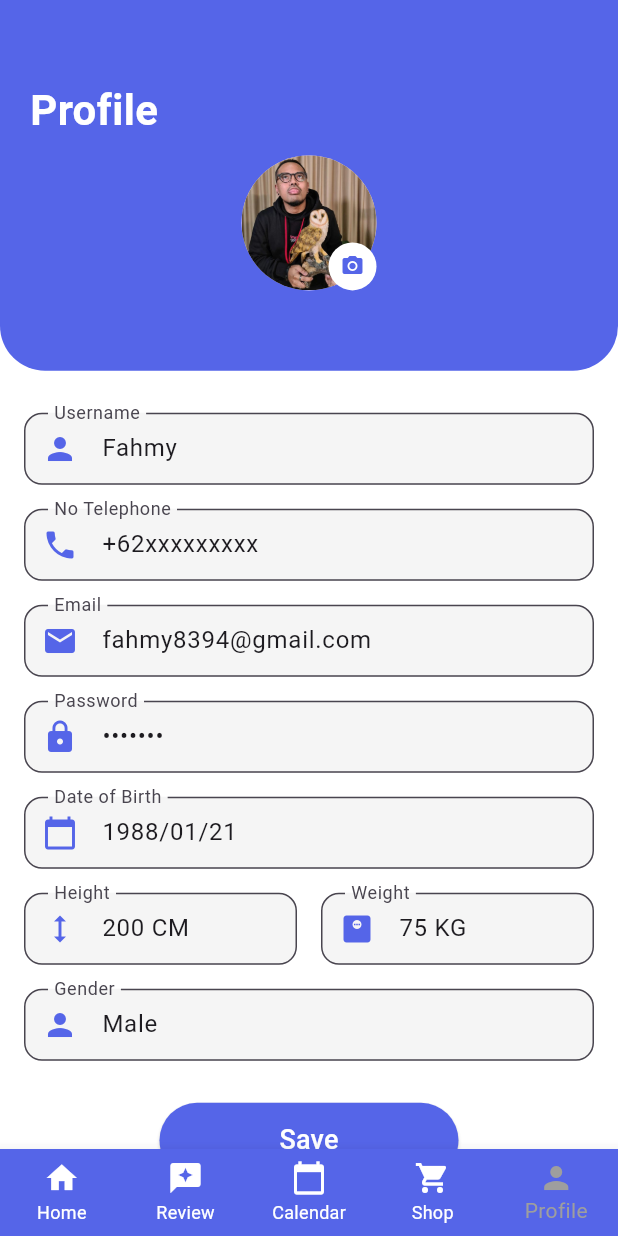
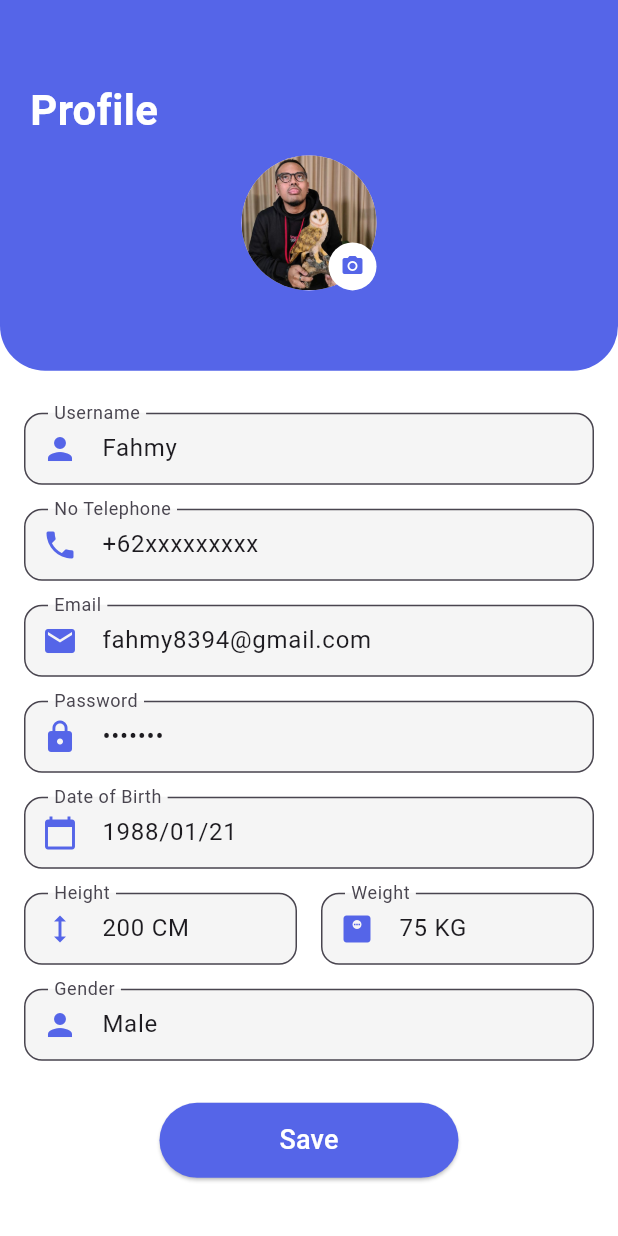
Before and after one commit to KevinArdiprana46/6_B_Gym, a Flutter app: the screen it shows after launch, item 5 of the bottom bar chosen, after a tap on "Edit Profile", on a phone screen of 412 x 824 dp. Run offline on Flutter 3.47's test engine with Material 3 defaults, Android fonts, the light colour scheme and no system bars; our stand-ins replace camera, image_picker, motion_tab_bar, shared_preferences.

Commit message:
Semua bagian profile

```diff
--- a/lib/view/Profile/editprofile.dart
+++ b/lib/view/Profile/editprofile.dart
@@ -228,36 +228,6 @@ class _EditProfileState extends State<EditProfile> {
           ),
         ],
       ),
-      bottomNavigationBar: BottomNavigationBar(
-        type: BottomNavigationBarType.fixed,
-        currentIndex: _selectedIndex,
-        selectedItemColor: Colors.grey,
-        unselectedItemColor: Colors.white,
-        backgroundColor: Color(0xFF5565E8),
-        items: const [
-          BottomNavigationBarItem(
-            icon: Icon(Icons.home),
-            label: 'Home',
-          ),
-          BottomNavigationBarItem(
-            icon: Icon(Icons.reviews),
-            label: 'Review',
-          ),
-          BottomNavigationBarItem(
-            icon: Icon(Icons.calendar_today),
-            label: 'Calendar',
-          ),
-          BottomNavigationBarItem(
-            icon: Icon(Icons.shopping_cart),
-            label: 'Shop',
-          ),
-          BottomNavigationBarItem(
-            icon: Icon(Icons.person),
-            label: 'Profile',
-          ),
-        ],
-        onTap: _onItemTapped,
-      ),
     );
   }
 
--- a/lib/view/Profile/profile.dart
+++ b/lib/view/Profile/profile.dart
@@ -46,21 +46,19 @@ class _MyWidgetState extends State<MyWidget> {
   @override
   Widget build(BuildContext context) {
     return Scaffold(
-      backgroundColor: Colors.white,
-      body: Column(
-        children: [
-          Container(
-            width: MediaQuery.of(context).size.width,
-            height: MediaQuery.of(context).size.height * 0.4,
-            padding: EdgeInsets.symmetric(horizontal: 20, vertical: 10),
-            decoration: BoxDecoration(
-              color: Color(0xFF5565E8),
-              borderRadius: BorderRadius.vertical(
-                bottom: Radius.circular(30),
-              ),
-            ),
+      body: CustomScrollView(
+        slivers: [
+          SliverAppBar(
+            expandedHeight: MediaQuery.of(context).size.height * 0.4,
+            floating: false,
+            pinned: true,
+            backgroundColor: const Color(0xFF5565E8),
+            flexibleSpace: FlexibleSpaceBar(
+              background: Padding(
+                padding:
+                    const EdgeInsets.symmetric(horizontal: 20, vertical: 10),
                 child: Column(
-              mainAxisAlignment: MainAxisAlignment.center,
+                  mainAxisAlignment: MainAxisAlignment.end,
                   children: [
                     Row(
                       crossAxisAlignment: CrossAxisAlignment.center,
@@ -68,7 +66,7 @@ class _MyWidgetState extends State<MyWidget> {
                         Expanded(
                           child: Text(
                             'Profile',
-                        style: TextStyle(
+                            style: const TextStyle(
                               fontSize: 28,
                               fontWeight: FontWeight.bold,
                               color: Colors.white,
@@ -76,10 +74,11 @@ class _MyWidgetState extends State<MyWidget> {
                           ),
                         ),
                         CircleAvatar(
-                      radius: 40,
+                          radius: 60,
                           backgroundImage: profileImagePath != null
                               ? FileImage(File(profileImagePath!))
-                          : AssetImage('images/download.jpg') as ImageProvider,
+                              : const AssetImage('images/download.jpg')
+                                  as ImageProvider,
                         ),
                       ],
                     ),
@@ -92,7 +91,7 @@ class _MyWidgetState extends State<MyWidget> {
                           children: [
                             Text(
                               username,
-                          style: TextStyle(
+                              style: const TextStyle(
                                 fontSize: 20,
                                 fontWeight: FontWeight.bold,
                                 color: Colors.white,
@@ -101,11 +100,12 @@ class _MyWidgetState extends State<MyWidget> {
                             const SizedBox(height: 8),
                             Row(
                               children: [
-                            Icon(Icons.mail, color: Colors.white70, size: 18),
+                                const Icon(Icons.mail,
+                                    color: Colors.white70, size: 18),
                                 const SizedBox(width: 8),
                                 Text(
                                   email,
-                              style: TextStyle(
+                                  style: const TextStyle(
                                       color: Colors.white70, fontSize: 14),
                                 ),
                               ],
@@ -113,11 +113,12 @@ class _MyWidgetState extends State<MyWidget> {
                             const SizedBox(height: 8),
                             Row(
                               children: [
-                            Icon(Icons.phone, color: Colors.white70, size: 18),
+                                const Icon(Icons.phone,
+                                    color: Colors.white70, size: 18),
                                 const SizedBox(width: 8),
                                 Text(
                                   phone,
-                              style: TextStyle(
+                                  style: const TextStyle(
                                       color: Colors.white70, fontSize: 14),
                                 ),
                               ],
@@ -142,7 +143,7 @@ class _MyWidgetState extends State<MyWidget> {
                             padding: const EdgeInsets.symmetric(
                                 horizontal: 24, vertical: 8),
                           ),
-                      child: Text(
+                          child: const Text(
                             'Edit Profile',
                             style: TextStyle(
                                 color: Color(0xFF5565E8),
@@ -157,11 +158,13 @@ class _MyWidgetState extends State<MyWidget> {
                       children: [
                         Text(
                           'Gender: $gender',
-                      style: TextStyle(color: Colors.white70, fontSize: 14),
+                          style: const TextStyle(
+                              color: Colors.white70, fontSize: 14),
                         ),
                         Text(
                           'Age: $age',
-                      style: TextStyle(color: Colors.white70, fontSize: 14),
+                          style: const TextStyle(
+                              color: Colors.white70, fontSize: 14),
                         ),
                       ],
                     ),
@@ -171,21 +174,28 @@ class _MyWidgetState extends State<MyWidget> {
                       children: [
                         Text(
                           'Height: $height',
-                      style: TextStyle(color: Colors.white70, fontSize: 14),
+                          style: const TextStyle(
+                              color: Colors.white70, fontSize: 14),
                         ),
                         Text(
                           'Weight: $weight',
-                      style: TextStyle(color: Colors.white70, fontSize: 14),
+                          style: const TextStyle(
+                              color: Colors.white70, fontSize: 14),
                         ),
                       ],
                     ),
                   ],
                 ),
               ),
+            ),
+          ),
+          SliverList(
+            delegate: SliverChildListDelegate(
+              [
                 const SizedBox(height: 16),
-          Expanded(
-            child: ListView(
-              padding: EdgeInsets.symmetric(horizontal: 16),
+                Padding(
+                  padding: const EdgeInsets.symmetric(horizontal: 16),
+                  child: Column(
                     children: [
                       ProfileMenuItem(
                         icon: Icons.info_outline,
@@ -228,6 +238,9 @@ class _MyWidgetState extends State<MyWidget> {
                 ),
               ],
             ),
+          ),
+        ],
+      ),
     );
   }
 }
@@ -258,7 +271,7 @@ class ProfileMenuItem extends StatelessWidget {
         ),
         child: Row(
           children: [
-            Icon(icon, color: Color(0xFF5565E8)),
+            Icon(icon, color: const Color(0xFF5565E8)),
             const SizedBox(width: 16),
             Expanded(
               child: Text(
@@ -270,8 +283,8 @@ class ProfileMenuItem extends StatelessWidget {
                 ),
               ),
             ),
-            Icon(Icons.arrow_forward_ios,
-                color: Colors.grey.shade400, size: 16),
+            const Icon(Icons.arrow_forward_ios,
+                color: Color(0xFFBDBDBD), size: 16), // Warna statis
           ],
         ),
       ),
--- a/lib/view/home.dart
+++ b/lib/view/home.dart
@@ -1,30 +1,35 @@
 import 'package:flutter/material.dart';
+import 'package:motion_tab_bar/MotionBadgeWidget.dart';
+import 'package:motion_tab_bar/MotionTabBar.dart';
+import 'package:motion_tab_bar/MotionTabBarController.dart';
 import 'package:tubes_pbp_6/view/view_list.dart';
 import 'package:tubes_pbp_6/view/Profile/profile.dart';
 import 'package:tubes_pbp_6/view/Profile/editprofile.dart';
 
 class BerandaView extends StatefulWidget {
-  final int initialIndex;
-
-  const BerandaView({super.key, this.initialIndex = 0});
+  const BerandaView({super.key});
 
   @override
   State<BerandaView> createState() => _HomeViewState();
 }
 
-class _HomeViewState extends State<BerandaView> {
-  late int _selectedIndex;
+class _HomeViewState extends State<BerandaView> with TickerProviderStateMixin {
+  late MotionTabBarController _motionTabBarController;
 
   @override
   void initState() {
     super.initState();
-    _selectedIndex = widget.initialIndex;
+    _motionTabBarController = MotionTabBarController(
+      initialIndex: 0,
+      length: 5,
+      vsync: this,
+    );
   }
 
-  void _onItemTapped(int index) {
-    setState(() {
-      _selectedIndex = index;
-    });
+  @override
+  void dispose() {
+    _motionTabBarController.dispose();
+    super.dispose();
   }
 
   static const List<Widget> _widgetOptions = <Widget>[
@@ -50,6 +55,7 @@ class _HomeViewState extends State<BerandaView> {
     ListLayanan(),
     Center(
       child: Column(
+        mainAxisAlignment: MainAxisAlignment.center,
         children: [
           Text('Review Page'),
         ],
@@ -57,6 +63,7 @@ class _HomeViewState extends State<BerandaView> {
     ),
     Center(
       child: Column(
+        mainAxisAlignment: MainAxisAlignment.center,
         children: [
           Text('Calendar Page'),
         ],
@@ -76,39 +83,58 @@ class _HomeViewState extends State<BerandaView> {
   @override
   Widget build(BuildContext context) {
     return Scaffold(
-      bottomNavigationBar: BottomNavigationBar(
-        type: BottomNavigationBarType.fixed,
-        currentIndex: _selectedIndex,
-        selectedItemColor: Colors.grey,
-        unselectedItemColor: Colors.white,
-        backgroundColor: Color(0xFF5565E8),
-        items: const [
-          BottomNavigationBarItem(
-            icon: Icon(Icons.home),
-            label: 'Home',
-          ),
-          BottomNavigationBarItem(
-            icon: Icon(Icons.reviews),
-            label: 'Review',
-          ),
-          BottomNavigationBarItem(
-            icon: Icon(Icons.calendar_today),
-            label: 'Calendar',
-          ),
-          BottomNavigationBarItem(
-            icon: Icon(Icons.shopping_cart),
-            label: 'Shop',
-          ),
-          BottomNavigationBarItem(
-            icon: Icon(Icons.person),
-            label: 'Profile',
-          ),
+      appBar: AppBar(
+        backgroundColor: const Color(0xFF5565E8),
+        title: const Text("UNI FIT", style: TextStyle(color: Colors.white)),
+        shape: const RoundedRectangleBorder(
+          borderRadius: BorderRadius.vertical(bottom: Radius.circular(16)),
+        ),
+        leading: Padding(
+          padding: const EdgeInsets.all(1.0),
+          child: Image.asset('lib/assets/Logo 3.png', fit: BoxFit.contain),
+        ),
+        actions: [
+          IconButton(
+              icon: const Icon(Icons.notifications, color: Colors.white),
+              onPressed: () {}),
+          IconButton(
+              icon: const Icon(Icons.settings, color: Colors.white),
+              onPressed: () {}),
         ],
-        onTap: (index) {
-          _onItemTapped(index);
+      ),
+      bottomNavigationBar: MotionTabBar(
+        controller: _motionTabBarController,
+        initialSelectedTab: "Home",
+        labels: const ["Home", "Review", "Booking", "Payment", "Profile"],
+        icons: const [
+          Icons.home,
+          Icons.reviews,
+          Icons.calendar_view_week_rounded,
+          Icons.shop,
+          Icons.person,
+        ],
+        tabIconColor: Colors.blue[600],
+        tabIconSize: 28.0,
+        tabIconSelectedSize: 26.0,
+        tabSelectedColor: Colors.blue[900],
+        tabIconSelectedColor: Colors.white,
+        tabBarColor: Colors.white,
+        textStyle: const TextStyle(
+          fontSize: 12,
+          color: Colors.black,
+          fontWeight: FontWeight.w500,
+        ),
+        onTabItemSelected: (int index) {
+          setState(() {
+            _motionTabBarController.index = index;
+          });
         },
       ),
-      body: _widgetOptions.elementAt(_selectedIndex),
+      body: TabBarView(
+        physics: const NeverScrollableScrollPhysics(),
+        controller: _motionTabBarController,
+        children: _widgetOptions,
+      ),
     );
   }
 }
```
Lines whose indentation alone changed are shown as unchanged.
